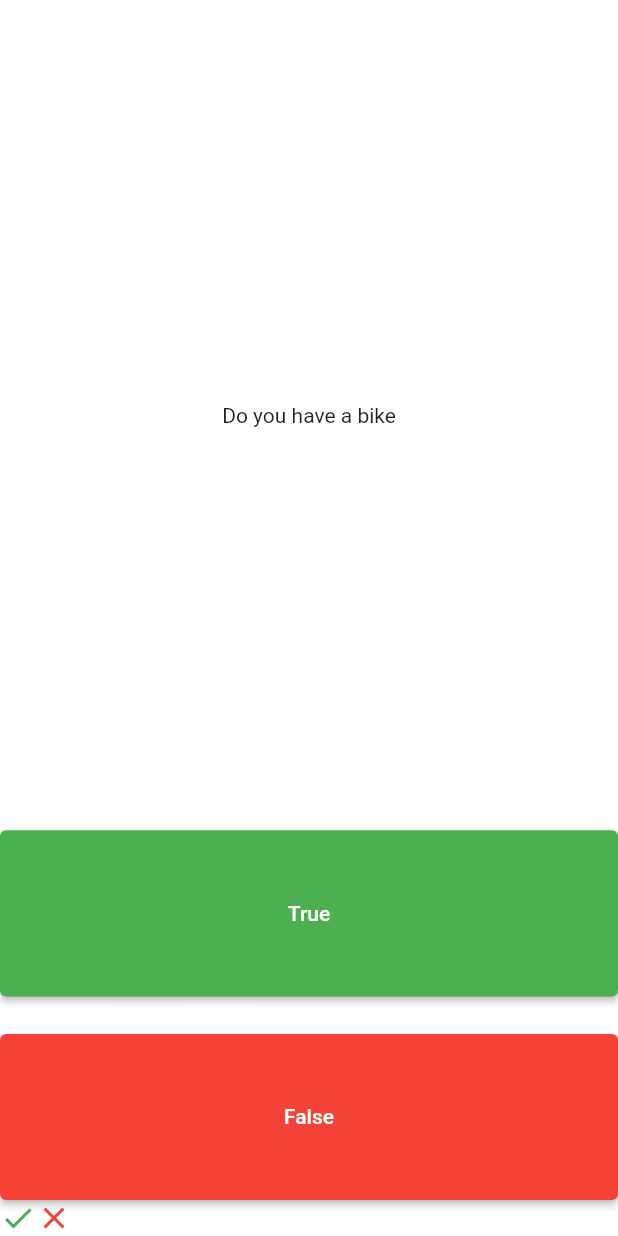
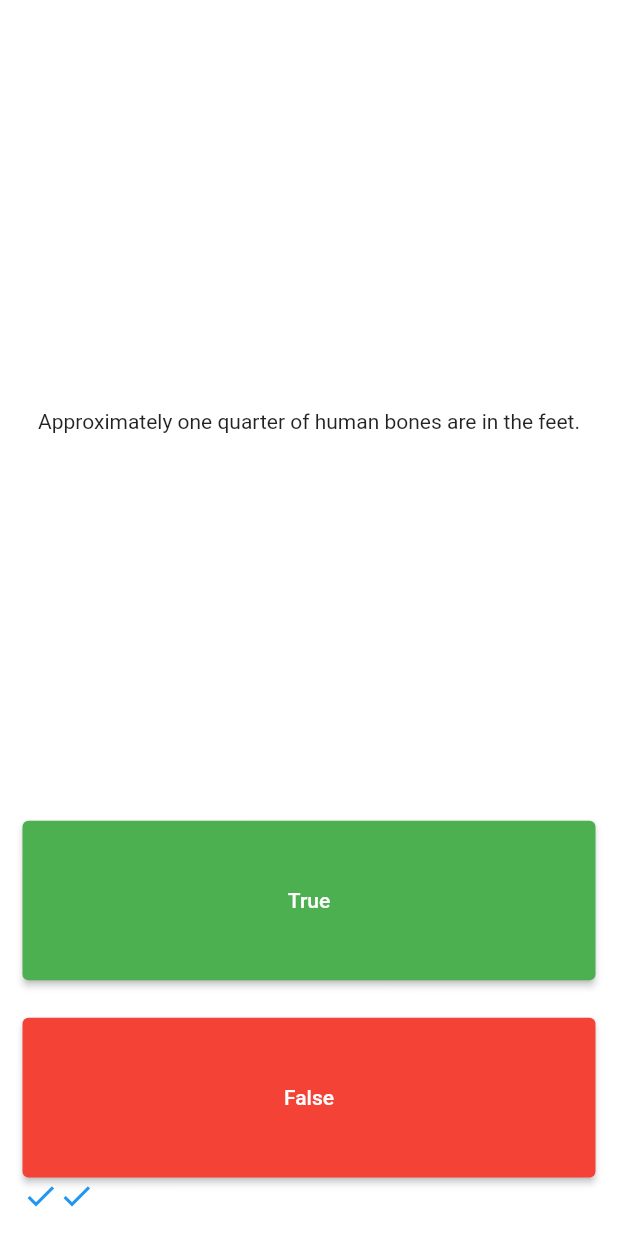
Before and after one commit to MominKhattar/Quizzller_App, a Flutter app: the screen it shows after launch, after a tap on "True", after a tap on "False", on a phone screen of 412 x 824 dp. Run offline on Flutter 3.47's test engine with Material 2 defaults, Android fonts, the phone set to English and light mode, and no system bars.

Commit message:
app is completed just Implementation of dialog is not done

```diff
--- a/lib/main.dart
+++ b/lib/main.dart
@@ -1,5 +1,6 @@
 import 'package:flutter/material.dart';
 import 'package:quizzler_app/quize_brain.dart';
+
 
 void main() {
   runApp(Quizzler());
@@ -14,17 +15,48 @@ class Quizzler extends StatefulWidget {
 
 class _QuizzlerState extends State<Quizzler> {
   QuizeBrain quizebrain = QuizeBrain();
+  List<Icon> scoreKeeper = [];
 
-  // List <String> questions= [
-  //   "IS your name is Momin ?",
-  //   "Do you have a car ?",
-  //   "Do you have a bike",
-  // ];
+  void checkAnswer(bool userpickanswer) {
+    setState(() {
+      if (quizebrain.isFinished() == true) {
+        showDialog<String>(
+            context: context,
+            builder: (BuildContext context) =>AlertDialog(
+            title: const Text('AlertDialog Title'),
+            content: const Text('AlertDialog description'),
+            actions: <Widget>[
+            TextButton(
+            onPressed: () => Navigator.pop(context, 'Cancel'),
+      child: const Text('OK'),
+            ),],),);
+        quizebrain.reSet();
+        scoreKeeper = [];
+      }
 
-  // List <bool> answers = [
-  //   false,
-  //   true,true
-  // ];
+
+      else {
+        bool correctanswers = quizebrain.getCorrectAnswer();
+        if (userpickanswer == correctanswers) {
+          scoreKeeper.add(
+            Icon(
+              Icons.check,
+              color: Colors.blue,
+            ),
+          );
+        } else {
+          scoreKeeper.add(Icon(
+            Icons.clear,
+            color: Colors.red,
+          ));
+        }
+
+        quizebrain.nextQuestion();
+      }
+    }
+    );
+      }
+
 
 
   @override
@@ -32,7 +64,9 @@ class _QuizzlerState extends State<Quizzler> {
     return MaterialApp(
       home: Scaffold(
         backgroundColor: Colors.white,
-        body: Column(
+        body: Padding(
+          padding: const EdgeInsets.all(15.0),
+          child: Column(
             crossAxisAlignment: CrossAxisAlignment.stretch,
             children: [
               Expanded(
@@ -49,17 +83,7 @@ class _QuizzlerState extends State<Quizzler> {
                   style: ButtonStyle(
                       backgroundColor: MaterialStateProperty.all(Colors.green)),
                   onPressed: () {
-                  bool correctanswers =
-                      quizebrain.getCorrectAnswer();
-                  if (correctanswers == true) {
-                    print("Your answer is right");
-                  } else {
-                    print("Your answer is wronge");
-                  }
-
-                  setState(() {
-                    quizebrain.nextQuestion();
-                  });
+                    checkAnswer(true);
                   },
                   child: Text("True"),
                 ),
@@ -73,31 +97,14 @@ class _QuizzlerState extends State<Quizzler> {
                   style: ButtonStyle(
                       backgroundColor: MaterialStateProperty.all(Colors.red)),
                   onPressed: () {
-                  bool correctanswers =
-                      quizebrain.getCorrectAnswer();
-                  if (correctanswers == false) {
-                    print("Your answer is right");
-                  } else {
-                    print("Your answer is wronge");
-                  }
-
-                  setState(() {
-                    quizebrain.nextQuestion();
-                  });
+                    checkAnswer(false);
                   },
                   child: Text("False"),
                 ),
               ),
-            Row(
-              children: [
-                Icon(Icons.check, color: Colors.green),
-                Icon(
-                  Icons.close,
-                  color: Colors.red,
-                )
+              Row(children: scoreKeeper)
             ],
-            )
-          ],
+          ),
         ),
       ),
     );
--- a/lib/question.dart
+++ b/lib/question.dart
@@ -1,12 +1,7 @@
-class Questions {
+class Question {
   String questionText = "";
   bool questionAnswers = true;
 
-  Questions({required String q, required bool a})
-  {
-    questionText = q;
-    questionAnswers = a;
-
-  }
+  Question(this.questionText,this.questionAnswers);
 
 }
--- a/lib/quize_brain.dart
+++ b/lib/quize_brain.dart
@@ -2,10 +2,32 @@ import 'package:quizzler_app/question.dart';
 
 class QuizeBrain{
   int _questionNumber = 0;
-  List <Questions> _questionBank = [
-    Questions(q: "IS your name is Momin ?", a: false),
-    Questions(q: "Do you have a car ?", a: true),
-    Questions(q: "Do you have a bike", a: true)
+  List <Question> _questionBank = [
+    Question('Some cats are actually allergic to humans', true),
+    Question('You can lead a cow down stairs but not up stairs.', false),
+    Question('Approximately one quarter of human bones are in the feet.', true),
+    Question('A slug\'s blood is green.', true),
+    Question('Buzz Aldrin\'s mother\'s maiden name was \"Moon\".', true),
+    Question('It is illegal to pee in the Ocean in Portugal.', true),
+    Question(
+        'No piece of square dry paper can be folded in half more than 7 times.',
+        false),
+    Question(
+        'In London, UK, if you happen to die in the House of Parliament, you are technically entitled to a state funeral, because the building is considered too sacred a place.',
+        true),
+    Question(
+        'The loudest sound produced by any animal is 188 decibels. That animal is the African Elephant.',
+        false),
+    Question(
+        'The total surface area of two human lungs is approximately 70 square metres.',
+        true),
+    Question('Google was originally called \"Backrub\".', true),
+    Question(
+        'Chocolate affects a dog\'s heart and nervous system; a few ounces are enough to kill a small dog.',
+        true),
+    Question(
+        'In West Virginia, USA, if you accidentally hit an animal with your car, you are free to take it home to eat.',
+        true),
   ];
 
   String getQuestionText(){
@@ -18,9 +40,21 @@ class QuizeBrain{
 
   void nextQuestion()
   {
-    if(_questionNumber < _questionBank.length ){
+    if(_questionNumber < _questionBank.length - 1){
       _questionNumber++;
     }
   }
 
+  bool isFinished (){
+    if(_questionNumber >= _questionBank.length -1)
+      {
+        return true;
+      }
+    return false;
+  }
+
+  void reSet(){
+    _questionNumber = 0;
+  }
+
 }
```
Also changed, not shown: 124 other files. Lines whose indentation alone changed are shown as unchanged.
